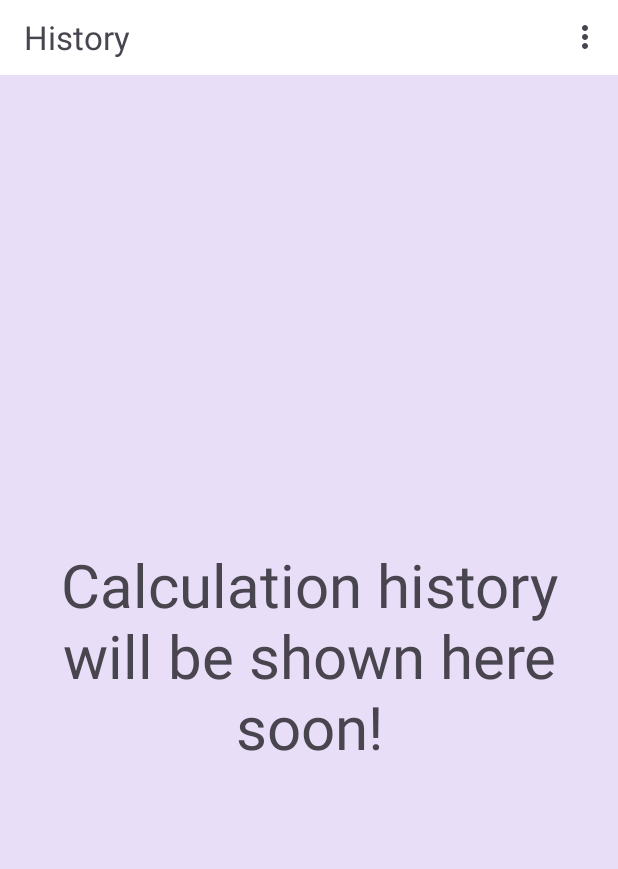
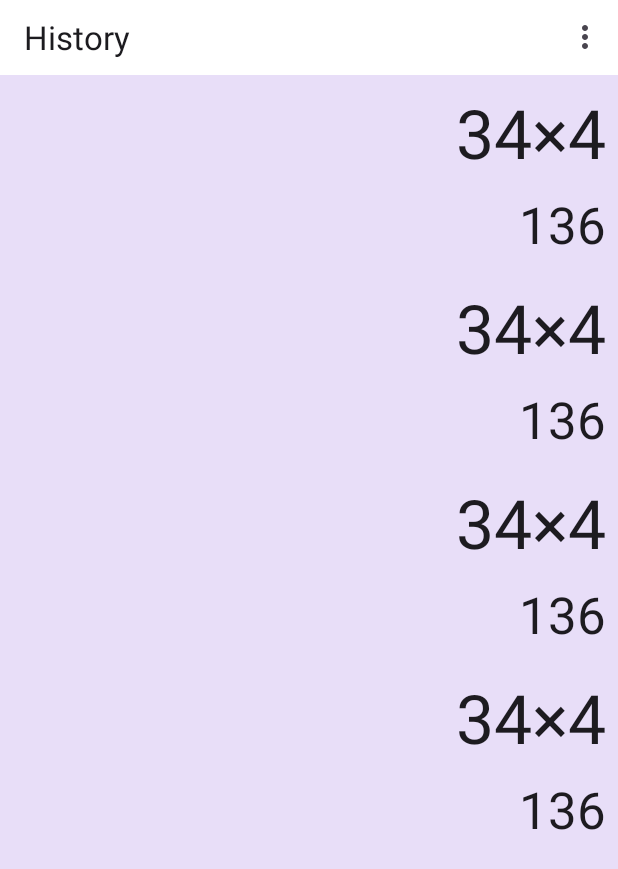
Before and after one commit to Nnamodi/Calculator, an Android app: the layout fragment_history.xml on its own in the app's theme, with its tools: preview values and no code run, on a phone screen of 412 x 824 dp. Shown: the top 869 px of the screen. Run offline under Robolectric (Android 15) with nearby library versions, the phone set to English and light mode, and no system bars.

Commit message:
New feature: populating and displaying history from database

```diff
--- /dev/null
+++ b/app/src/main/res/drawable-anydpi/history_icon.xml
@@ -0,0 +1,11 @@
+<vector xmlns:android="http://schemas.android.com/apk/res/android"
+    android:width="24dp"
+    android:height="24dp"
+    android:viewportWidth="24"
+    android:viewportHeight="24"
+    android:tint="?attr/colorOnSurface"
+    android:alpha="0.6">
+  <path
+      android:fillColor="?attr/colorOnSurface"
+      android:pathData="M13,3c-4.97,0 -9,4.03 -9,9L1,12l3.89,3.89 0.07,0.14L9,12L6,12c0,-3.87 3.13,-7 7,-7s7,3.13 7,7 -3.13,7 -7,7c-1.93,0 -3.68,-0.79 -4.94,-2.06l-1.42,1.42C8.27,19.99 10.51,21 13,21c4.97,0 9,-4.03 9,-9s-4.03,-9 -9,-9zM12,8v5l4.28,2.54 0.72,-1.21 -3.5,-2.08L13.5,8L12,8z"/>
+</vector>
--- a/app/src/main/res/layout/fragment_history.xml
+++ b/app/src/main/res/layout/fragment_history.xml
@@ -1,7 +1,14 @@
 <?xml version="1.0" encoding="utf-8"?>
+<layout xmlns:android="http://schemas.android.com/apk/res/android"
+    xmlns:app="http://schemas.android.com/apk/res-auto"
+    xmlns:tools="http://schemas.android.com/tools">
+
+    <data>
+        <import type="android.view.View"/>
+        <variable name="noHistory" type="Boolean" />
+    </data>
+
     <androidx.constraintlayout.widget.ConstraintLayout
-    xmlns:android="http://schemas.android.com/apk/res/android"
-    xmlns:app="http://schemas.android.com/apk/res-auto"
         android:layout_width="match_parent"
         android:layout_height="match_parent">
 
@@ -16,21 +23,52 @@
             app:layout_constraintStart_toStartOf="parent"
             app:layout_constraintTop_toTopOf="parent"
             app:menu="@menu/menu_calculator"
+            app:navigationIconTint="?attr/colorOnSurface"
             app:popupTheme="@style/ThemeOverlay.AppCompat.DayNight"
             app:title="@string/history"
-        app:titleTextColor="?attr/colorTertiary" />
+            app:titleTextColor="?attr/colorOnSurface" />
 
-    <TextView
-        android:id="@+id/textView"
+        <androidx.recyclerview.widget.RecyclerView
+            android:id="@+id/recycler_view"
             android:layout_width="0dp"
-        android:layout_height="wrap_content"
-        android:layout_marginStart="32dp"
-        android:layout_marginEnd="32dp"
-        android:text="Calculation history will be shown here soon!"
-        android:textAlignment="center"
-        android:textSize="40sp"
+            android:layout_height="0dp"
+            android:visibility="@{noHistory ? View.GONE : View.VISIBLE}"
+            app:layoutManager="androidx.recyclerview.widget.LinearLayoutManager"
             app:layout_constraintBottom_toBottomOf="parent"
             app:layout_constraintEnd_toEndOf="parent"
             app:layout_constraintStart_toStartOf="parent"
-        app:layout_constraintTop_toBottomOf="@+id/toolbar" />
+            app:layout_constraintTop_toBottomOf="@+id/toolbar"
+            tools:itemCount="4"
+            tools:listitem="@layout/item_history" />
+
+        <LinearLayout
+            android:layout_width="wrap_content"
+            android:layout_height="wrap_content"
+            android:gravity="center"
+            android:orientation="vertical"
+            android:visibility="@{noHistory ? View.VISIBLE : View.GONE}"
+            app:layout_constraintBottom_toBottomOf="parent"
+            app:layout_constraintEnd_toEndOf="parent"
+            app:layout_constraintStart_toStartOf="parent"
+            app:layout_constraintTop_toBottomOf="@+id/toolbar"
+            tools:ignore="UseCompoundDrawables"
+            tools:visibility="gone">
+
+            <ImageView
+                android:layout_width="60dp"
+                android:layout_height="60dp"
+                android:contentDescription="@string/no_history"
+                android:src="@drawable/history_icon" />
+
+            <TextView
+                android:layout_width="wrap_content"
+                android:layout_height="wrap_content"
+                android:layout_marginTop="16dp"
+                android:text="@string/no_history"
+                android:textAlignment="center"
+                android:textColor="?attr/colorOnSurface"
+                android:textSize="40sp" />
+        </LinearLayout>
+
     </androidx.constraintlayout.widget.ConstraintLayout>
+</layout>
--- /dev/null
+++ b/app/src/main/res/layout/item_history.xml
@@ -0,0 +1,42 @@
+<?xml version="1.0" encoding="utf-8"?>
+<androidx.constraintlayout.widget.ConstraintLayout
+    xmlns:android="http://schemas.android.com/apk/res/android"
+    xmlns:app="http://schemas.android.com/apk/res-auto"
+    xmlns:tools="http://schemas.android.com/tools"
+    android:layout_width="match_parent"
+    android:layout_height="wrap_content">
+
+    <TextView
+        android:id="@+id/equation"
+        android:layout_width="0dp"
+        android:layout_height="wrap_content"
+        android:layout_marginStart="8dp"
+        android:layout_marginTop="8dp"
+        android:layout_marginEnd="8dp"
+        android:gravity="end"
+        android:lines="1"
+        android:textAppearance="@style/TextAppearance.AppCompat.Body1"
+        android:textSize="45sp"
+        app:layout_constraintEnd_toEndOf="parent"
+        app:layout_constraintStart_toStartOf="parent"
+        app:layout_constraintTop_toTopOf="parent"
+        tools:text="@string/digits" />
+
+    <TextView
+        android:id="@+id/eq_result"
+        android:layout_width="0dp"
+        android:layout_height="wrap_content"
+        android:layout_marginStart="8dp"
+        android:layout_marginTop="8dp"
+        android:layout_marginEnd="8dp"
+        android:layout_marginBottom="8dp"
+        android:gravity="end"
+        android:lines="1"
+        android:textAppearance="@style/TextAppearance.AppCompat.Body1"
+        android:textSize="34sp"
+        app:layout_constraintBottom_toBottomOf="parent"
+        app:layout_constraintEnd_toEndOf="parent"
+        app:layout_constraintStart_toStartOf="parent"
+        app:layout_constraintTop_toBottomOf="@+id/equation"
+        tools:text="@string/result" />
+</androidx.constraintlayout.widget.ConstraintLayout>
--- a/app/src/main/res/menu/menu_calculator.xml
+++ b/app/src/main/res/menu/menu_calculator.xml
@@ -10,4 +10,8 @@
         android:id="@+id/history"
         android:title="@string/history"
         app:showAsAction="never" />
+    <item
+        android:id="@+id/clear_history"
+        android:title="@string/clear_history"
+        app:showAsAction="never" />
 </menu>
--- a/app/src/main/res/values/strings.xml
+++ b/app/src/main/res/values/strings.xml
@@ -45,6 +45,8 @@
     <string name="inverse">INV</string>
     <string name="factorial">!</string>
     <string name="history">History</string>
+    <string name="clear_history">Clear history</string>
+    <string name="no_history">No history</string>
     <string-array name="dialog_options">
         <item>Dark</item>
         <item>Light</item>
```
Also changed, not shown: app/src/main/java/com/roland/android/calculator/ui/HistoryFragment.kt (+17 -0 lines), app/src/main/java/com/roland/android/calculator/ui/MainActivity.kt (+9 -0 lines), app/src/main/java/com/roland/android/calculator/ui/adapter/HistoryAdapter.kt (added, +46 -0 lines), app/src/main/java/com/roland/android/calculator/viewmodel/CalculatorViewModel.kt (+29 -0 lines). Lines whose indentation alone changed are shown as unchanged.
